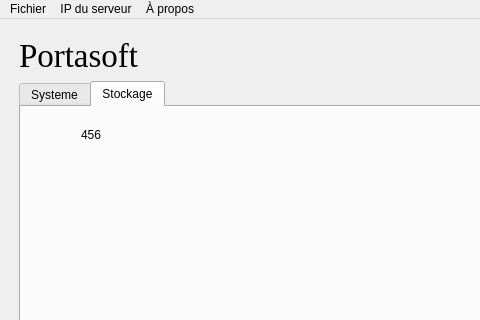
etna-octobre-2016/etna-3-portabilite-my-config, file client/mainwindow.ui: the form before one commit; both pictures show x 0 to 480 and y 0 to 320 of the 800 by 600 pixel window.
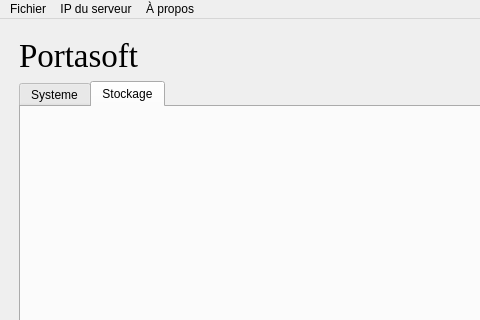
The form after the commit. The open tabs and pages were chosen to show the change.

Diff of the .ui file:
```diff
--- a/client/mainwindow.ui
+++ b/client/mainwindow.ui
@@ -161,18 +161,16 @@
         <attribute name="title">
          <string>Stockage</string>
         </attribute>
-        <widget class="QLabel" name="label_2">
+        <widget class="QWidget" name="verticalLayoutWidget_2">
          <property name="geometry">
           <rect>
-           <x>60</x>
-           <y>20</y>
-           <width>59</width>
-           <height>16</height>
+           <x>10</x>
+           <y>10</y>
+           <width>731</width>
+           <height>431</height>
           </rect>
          </property>
-         <property name="text">
-          <string>456</string>
-         </property>
+         <layout class="QVBoxLayout" name="verticalLayout_2"/>
         </widget>
        </widget>
       </widget>
```
Left out of the diff: 2 changed lines with no effect on the pictures.
